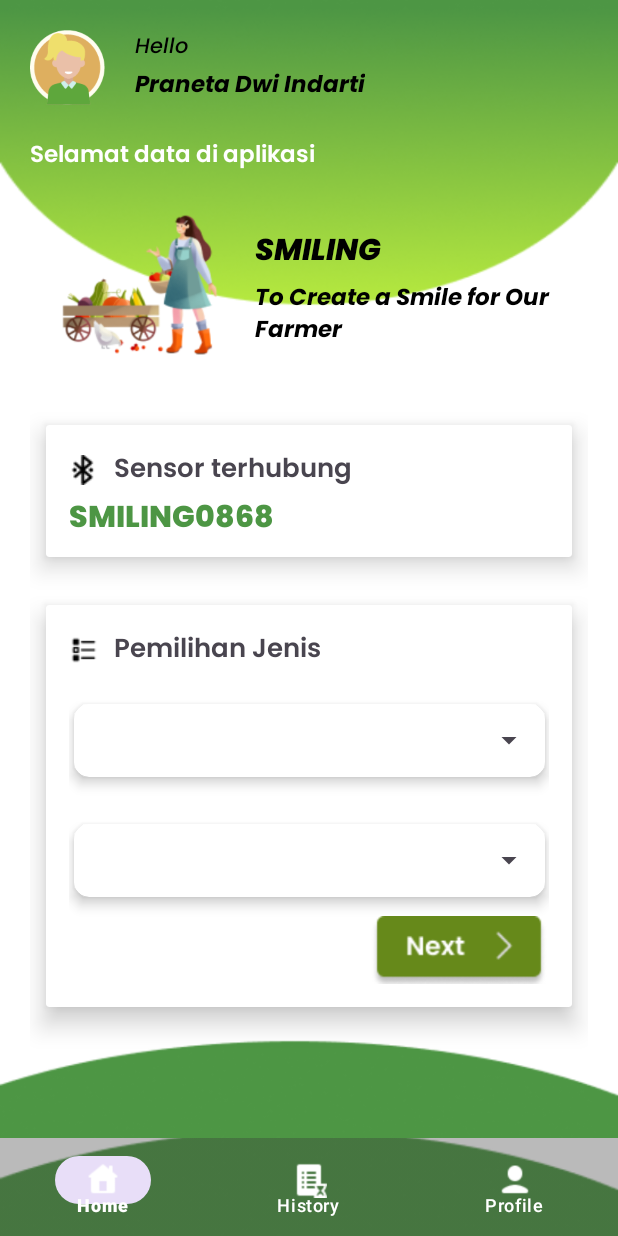
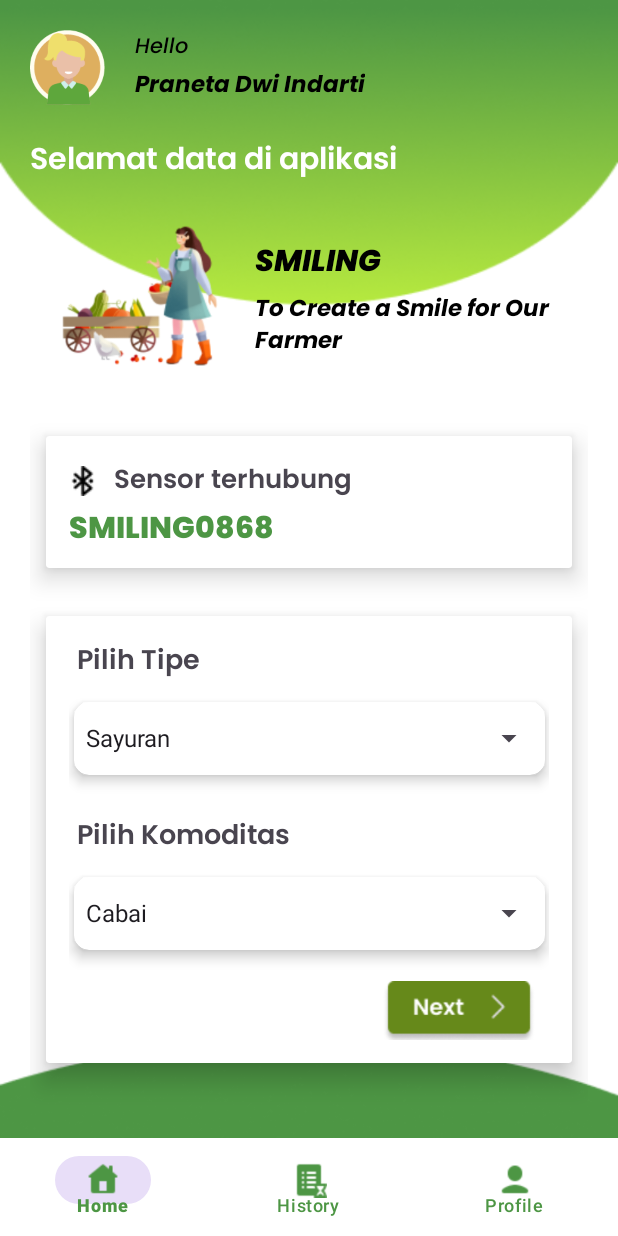
Before and after one commit to PranetaDwi/smilling_app, an Android app: the HomepageFragment screen opened directly, with no data from a screen before it, on a phone screen of 412 x 824 dp. Run offline under Robolectric (Android 15) with nearby library versions, the phone set to English and light mode, and no system bars.

```diff
--- a/app/src/main/java/com/example/smilling_app/auth/LoginActivity.kt
+++ b/app/src/main/java/com/example/smilling_app/auth/LoginActivity.kt
@@ -41,6 +41,10 @@ class LoginActivity : AppCompatActivity() {
                 }
 
             }
+
+            registerBUttonFromLogin.setOnClickListener {
+                startActivity(Intent(this@LoginActivity, RegisterActivity::class.java))
+            }
         }
 
 
--- a/app/src/main/java/com/example/smilling_app/home/HomepageFragment.kt
+++ b/app/src/main/java/com/example/smilling_app/home/HomepageFragment.kt
@@ -1,60 +1,73 @@
 package com.example.smilling_app.home
 
+import android.content.Intent
 import android.os.Bundle
 import androidx.fragment.app.Fragment
 import android.view.LayoutInflater
 import android.view.View
 import android.view.ViewGroup
-import com.example.smilling_app.R
+import android.widget.AdapterView
+import android.widget.ArrayAdapter
+import com.example.smilling_app.databinding.FragmentHomepageBinding
 
-// TODO: Rename parameter arguments, choose names that match
-// the fragment initialization parameters, e.g. ARG_ITEM_NUMBER
-private const val ARG_PARAM1 = "param1"
-private const val ARG_PARAM2 = "param2"
+class HomepageFragment : Fragment() {
 
-/**
- * A simple [Fragment] subclass.
- * Use the [HomepageFragment.newInstance] factory method to
- * create an instance of this fragment.
- */
-class HomepageFragment : Fragment() {
-    // TODO: Rename and change types of parameters
-    private var param1: String? = null
-    private var param2: String? = null
-
-    override fun onCreate(savedInstanceState: Bundle?) {
-        super.onCreate(savedInstanceState)
-        arguments?.let {
-            param1 = it.getString(ARG_PARAM1)
-            param2 = it.getString(ARG_PARAM2)
-        }
-    }
+    private var _binding: FragmentHomepageBinding? = null
+    private val binding get() = _binding!!
 
     override fun onCreateView(
         inflater: LayoutInflater, container: ViewGroup?,
         savedInstanceState: Bundle?
     ): View? {
-        // Inflate the layout for this fragment
-        return inflater.inflate(R.layout.fragment_homepage, container, false)
+        _binding = FragmentHomepageBinding.inflate(inflater, container, false)
+        return binding.root
     }
 
-    companion object {
-        /**
-         * Use this factory method to create a new instance of
-         * this fragment using the provided parameters.
-         *
-         * @param param1 Parameter 1.
-         * @param param2 Parameter 2.
-         * @return A new instance of fragment HomepageFragment.
-         */
-        // TODO: Rename and change types and number of parameters
-        @JvmStatic
-        fun newInstance(param1: String, param2: String) =
-            HomepageFragment().apply {
-                arguments = Bundle().apply {
-                    putString(ARG_PARAM1, param1)
-                    putString(ARG_PARAM2, param2)
+    override fun onViewCreated(view: View, savedInstanceState: Bundle?) {
+        super.onViewCreated(view, savedInstanceState)
+
+        val tipes = arrayOf("Sayuran", "Buah")
+        val komoditasSayurans = arrayOf("Cabai", "Sawi", "Bawang")
+        val komoditasBuahs = arrayOf("Leci", "Jeruk", "Mangga")
+
+        with (binding) {
+            val tipeAdapter = ArrayAdapter(
+                requireContext(), androidx.appcompat.R.layout.support_simple_spinner_dropdown_item, tipes
+            )
+
+            tipeAdapter.setDropDownViewResource(
+                androidx.appcompat.R.layout.support_simple_spinner_dropdown_item
+            )
+
+            tipeInputDropdown.adapter = tipeAdapter
+
+            tipeInputDropdown.onItemSelectedListener = object : AdapterView.OnItemSelectedListener{
+                override fun onItemSelected(p0: AdapterView<*>?, p1: View?, p2: Int, p3: Long) {
+                    val selectedMethod: String = tipes[p2]
+                    when (selectedMethod){
+                        tipes[0] -> {
+                            val komoditasSayuranAdapter = ArrayAdapter(requireContext(), androidx.appcompat.R.layout.support_simple_spinner_dropdown_item, komoditasSayurans)
+                            komoditasSayuranAdapter.setDropDownViewResource(android.R.layout.simple_spinner_dropdown_item)
+                            komoditasInputDropdown.adapter = komoditasSayuranAdapter
+                        }
+                        tipes[1] -> {
+                            val komoditasBuahAdapter = ArrayAdapter(requireContext(), androidx.appcompat.R.layout.support_simple_spinner_dropdown_item, komoditasBuahs)
+                            komoditasBuahAdapter.setDropDownViewResource(android.R.layout.simple_spinner_dropdown_item)
+                            komoditasInputDropdown.adapter = komoditasBuahAdapter
+                        }
+                    }
+                }
+                override fun onNothingSelected(parent: AdapterView<*>?) {
                 }
             }
+
+            val intentToPemilihanHistoryActivity = Intent(requireContext(), PemilihanHistoryActivity::class.java)
+
+            nextButton.setOnClickListener{
+                startActivity(intentToPemilihanHistoryActivity)
+            }
+
+        }
     }
+
 }
--- a/app/src/main/res/layout/activity_fragment.xml
+++ b/app/src/main/res/layout/activity_fragment.xml
@@ -26,9 +26,9 @@
         app:layout_constraintBottom_toBottomOf="parent"
         app:layout_constraintEnd_toEndOf="parent"
         app:layout_constraintStart_toEndOf="parent"
-        android:background="@drawable/background_3_bottom_navigation"
-        app:itemTextColor="@color/white"
-        app:itemIconTint="@color/white"
+        android:background="@color/white"
+        app:itemTextColor="@color/may_green"
+        app:itemIconTint="@color/may_green"
         app:menu="@menu/menu">
 
     </com.google.android.material.bottomnavigation.BottomNavigationView>
--- a/app/src/main/res/layout/fragment_history.xml
+++ b/app/src/main/res/layout/fragment_history.xml
@@ -14,8 +14,14 @@
             android:layout_width="wrap_content"
             android:layout_height="wrap_content"
             android:orientation="vertical">
+            <TextView
+                android:layout_width="wrap_content"
+                android:layout_height="wrap_content"
+                android:text="AKU DISINI"/>
 
         </LinearLayout>
+
+
 
     </ScrollView>
 
--- a/app/src/main/res/layout/fragment_homepage.xml
+++ b/app/src/main/res/layout/fragment_homepage.xml
@@ -62,7 +62,7 @@
             android:text="Selamat data di aplikasi"
             android:textColor="@color/white"
             android:fontFamily="@font/poppins_semi_bold"
-            android:textSize="15sp"/>
+            android:textSize="20sp"/>
 
         <LinearLayout
             android:layout_below="@id/welcome_greeting_2"
@@ -155,7 +155,7 @@
         <androidx.cardview.widget.CardView
             android:layout_below="@id/card_1"
             android:layout_width="match_parent"
-            android:layout_height="300dp"
+            android:layout_height="330dp"
             app:cardElevation="10dp"
             app:cardPreventCornerOverlap="true"
             app:cardUseCompatPadding="true">
@@ -166,27 +166,13 @@
                 android:orientation="vertical"
                 android:layout_margin="15dp">
 
-                <LinearLayout
+                <TextView
                     android:layout_width="wrap_content"
                     android:layout_height="wrap_content"
-                    android:orientation="horizontal">
-
-                    <ImageView
-                        android:layout_width="wrap_content"
-                        android:layout_height="wrap_content"
-                        android:src="@drawable/icon_choice"
-                        android:layout_gravity="center_vertical"/>
-
-                    <TextView
-                        android:layout_width="wrap_content"
-                        android:layout_height="wrap_content"
-                        android:text="Pemilihan Jenis"
-                        android:fontFamily="@font/poppins_semi_bold"
-                        android:textSize="17sp"
-                        android:layout_marginLeft="10dp"/>
-
-                </LinearLayout>
-
+                    android:text="Pilih Tipe"
+                    android:fontFamily="@font/poppins_semi_bold"
+                    android:textSize="18sp"
+                    android:layout_marginLeft="5dp"/>
 
                 <androidx.cardview.widget.CardView
                     android:layout_width="330dp"
@@ -195,7 +181,32 @@
                     app:cardPreventCornerOverlap="true"
                     app:cardUseCompatPadding="true"
                     android:layout_gravity="center_horizontal"
-                    android:layout_marginTop="10dp"
+                    app:cardCornerRadius="10dp">
+
+                    <Spinner
+                        android:id="@+id/tipeInputDropdown"
+                        android:layout_width="match_parent"
+                        android:layout_height="match_parent"
+                        />
+
+                </androidx.cardview.widget.CardView>
+
+                <TextView
+                    android:layout_width="wrap_content"
+                    android:layout_height="wrap_content"
+                    android:text="Pilih Komoditas"
+                    android:layout_marginTop="15dp"
+                    android:textSize="18sp"
+                    android:fontFamily="@font/poppins_semi_bold"
+                    android:layout_marginLeft="5dp"/>
+
+                <androidx.cardview.widget.CardView
+                    android:layout_width="330dp"
+                    android:layout_height="70dp"
+                    app:cardElevation="5dp"
+                    app:cardPreventCornerOverlap="true"
+                    app:cardUseCompatPadding="true"
+                    android:layout_gravity="center_horizontal"
                     app:cardCornerRadius="10dp">
 
                     <Spinner
@@ -206,31 +217,13 @@
 
                 </androidx.cardview.widget.CardView>
 
-                <androidx.cardview.widget.CardView
-                    android:layout_width="330dp"
-                    android:layout_height="70dp"
-                    app:cardElevation="5dp"
-                    app:cardPreventCornerOverlap="true"
-                    app:cardUseCompatPadding="true"
-                    android:layout_gravity="center_horizontal"
-                    android:layout_marginTop="10dp"
-                    app:cardCornerRadius="10dp">
-
-                    <Spinner
-                        android:id="@+id/tipeInputDropdown"
-                        android:layout_width="match_parent"
-                        android:layout_height="match_parent"
-                        />
-
-                </androidx.cardview.widget.CardView>
-
-
                 <ImageView
+                    android:id="@+id/nextButton"
                     android:layout_width="wrap_content"
                     android:layout_height="wrap_content"
                     android:src="@drawable/button_next"
                     android:layout_marginLeft="200dp"
-                    android:layout_marginTop="2dp"/>
+                    android:layout_marginTop="10dp"/>
 
             </LinearLayout>
 
```
Also changed, not shown: app/src/main/AndroidManifest.xml (+2 -6 lines), app/src/main/res/layout/activity_login.xml (+41 -14 lines), app/src/main/res/layout/activity_pemilihan_history.xml (+27 -2 lines), app/src/main/res/layout/activity_register.xml (+13 -15 lines), app/src/main/res/layout/fragment_profile.xml (+25 -20 lines).
